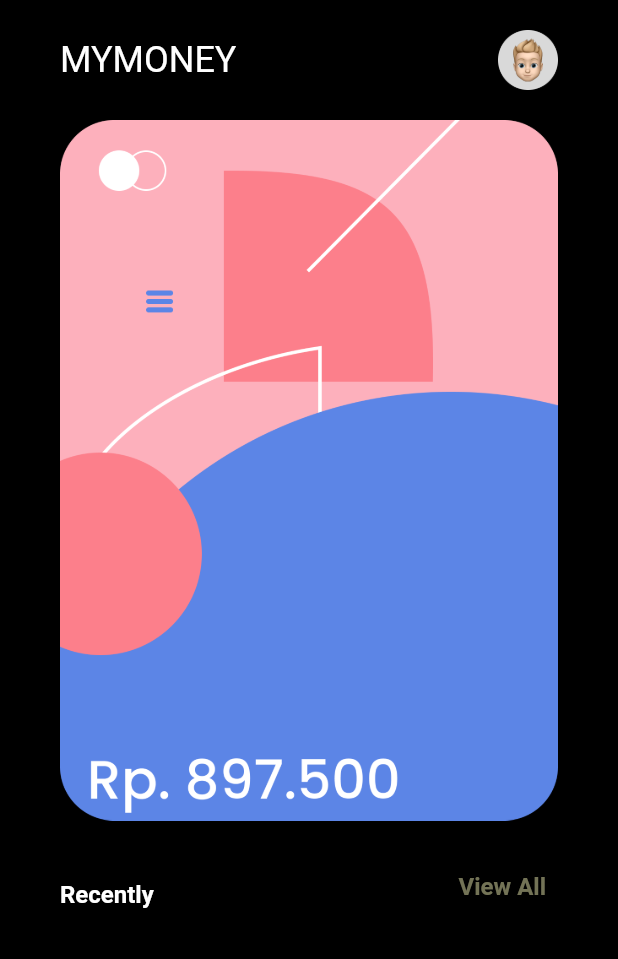
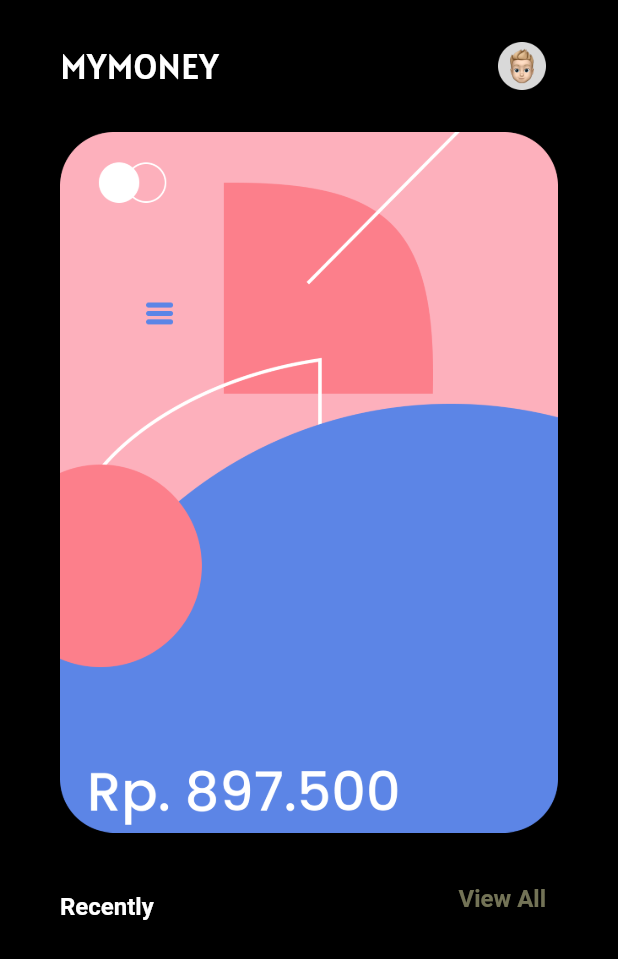
Before and after one commit to RapidMaulana/my-money, a Flutter app: the screen it shows after launch, after a tap on "Login", on a phone screen of 412 x 824 dp. Shown: the top 959 px of the screen. Run offline on Flutter 3.47's test engine with Material 2 defaults, Android fonts, the phone set to English and light mode, and no system bars; our stand-ins replace splashscreen.

Commit message:
just commit

```diff
--- a/lib/pages/views/dashboard.dart
+++ b/lib/pages/views/dashboard.dart
@@ -27,12 +27,18 @@ class DashboardApp extends StatelessWidget {
                       style: TextStyle(
                           color: Colors.white,
                           fontSize: 24,
-                          fontWeight: FontWeight.w400),
+                          fontWeight: FontWeight.w400,
+                          fontFamily: 'Alatsi'
+                          ),
                     ),
-                    Image.asset(
+                    IconButton(
+                      onPressed: () {Navigator.pushNamed(context, '/settings');},
+
+                      icon: Image.asset(
                       'public/images/profile.png',
                       width: 40,
                       height: 40,
+                    )
                     )
                   ]),
             ),
@@ -68,7 +74,7 @@ class DashboardApp extends StatelessWidget {
                         style: TextStyle(
                           fontSize: 16,
                           fontWeight: FontWeight.w600,
-                          color: Color(0xababab80),
+                          color: Color(0xffababab80),
                         ),
                       )),
                 ],
--- a/pubspec.yaml
+++ b/pubspec.yaml
@@ -89,6 +89,9 @@ flutter:
           weight: 300
         - asset: public\fonts\Poppins-Thin.ttf
           weight: 100
+    - family: Alatsi
+      fonts:
+        - asset: public/fonts/Alatsi-Regular.ttf
   #   - family: Trajan Pro
   #     fonts:
   #       - asset: fonts/TrajanPro.ttf
```
Also changed, not shown: lib/pages/views/history.dart (+15 -10 lines), public/fonts/Alatsi-Regular.ttf (added).
